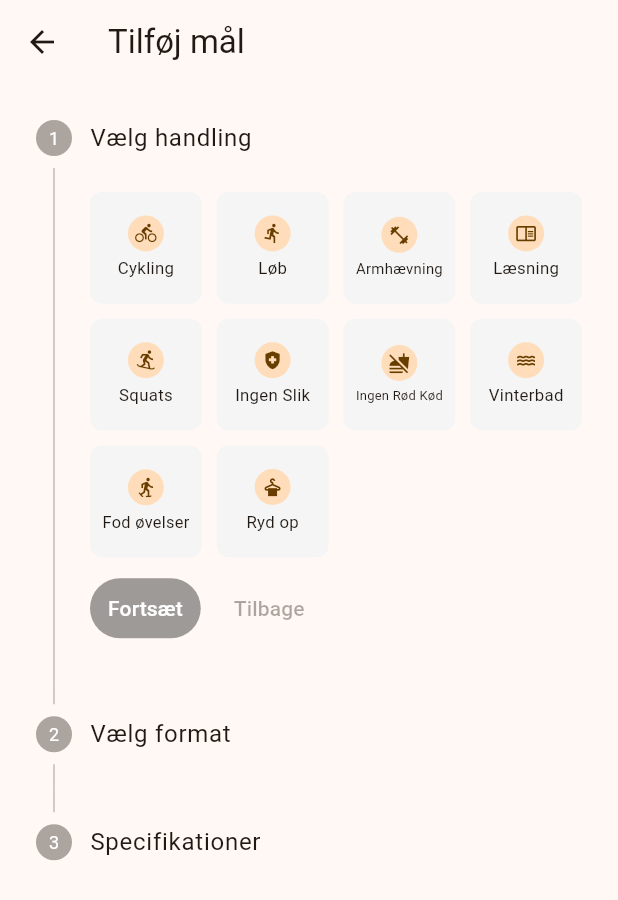
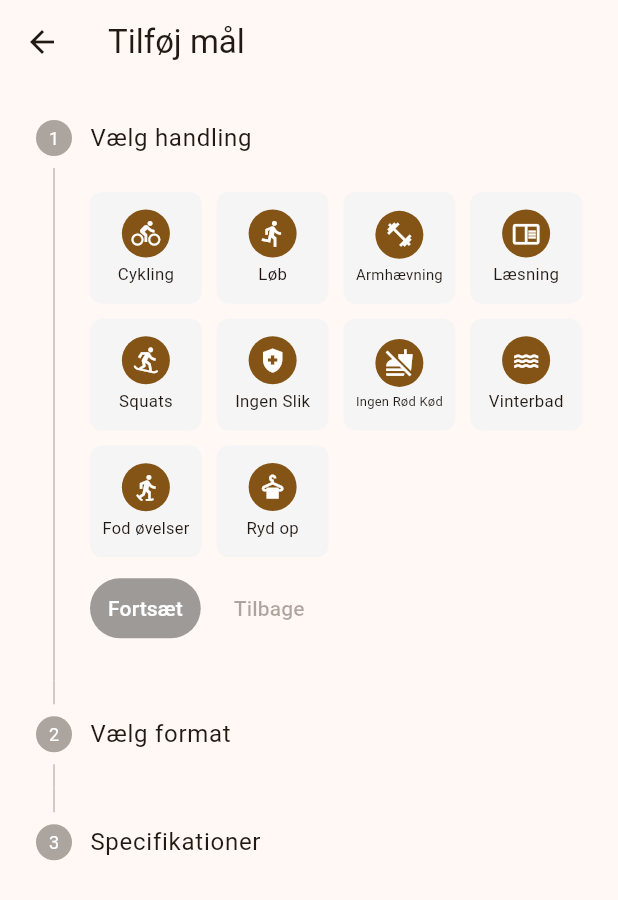
Before and after one commit to toke-dk/productivity_app, a Flutter app: the AddGoalPage screen opened directly with empty values, on a phone screen of 412 x 824 dp. Shown: the top 900 px of the screen. Run offline on Flutter 3.47's test engine with Material 3 defaults, Android fonts, the phone set to English and light mode, and no system bars; our stand-ins replace fl_chart, flutter_animate, font_awesome_flutter, gap, percent_indicator, shared_preferences and 3 more; missing offline and left inert: animated_digit; accounts and stored records are empty.

Commit message:
changed the colors a bit

```diff
--- a/lib/pages/add_goal/add_goal_page.dart
+++ b/lib/pages/add_goal/add_goal_page.dart
@@ -56,9 +56,10 @@ class _AddGoalPageState extends State<AddGoalPage> {
     return false;
   }
 
-  DateTime _firstDateOption = DateTime(DateTime.now().year - 10,DateTime.now().month, DateTime.now().day);
-  DateTime _lastDateOption = DateTime(DateTime.now().year + 10,DateTime.now().month, DateTime.now().day);
-
+  DateTime _firstDateOption = DateTime(
+      DateTime.now().year - 10, DateTime.now().month, DateTime.now().day);
+  DateTime _lastDateOption = DateTime(
+      DateTime.now().year + 10, DateTime.now().month, DateTime.now().day);
 
   List<Step> _steps() => [
         Step(
@@ -396,9 +397,7 @@ class _AddGoalPageState extends State<AddGoalPage> {
 
 class _FormatBox extends StatelessWidget {
   const _FormatBox(
-      {this.selected = false,
-      required this.format,
-      required this.onTap});
+      {this.selected = false, required this.format, required this.onTap});
 
   final GoalTypeFormats format;
   final bool selected;
@@ -413,21 +412,20 @@ class _FormatBox extends StatelessWidget {
         width: 110,
         height: 150,
         decoration: BoxDecoration(
-            border: selected ? Border.all(color: Colors.blue) : null,
+            border: selected
+                ? Border.all(color: Theme.of(context).colorScheme.primary)
+                : null,
             borderRadius: BorderRadius.circular(15),
             color: Colors.grey[100]),
         child: Stack(
           children: [
             Center(
                 child: format == GoalTypeFormats.typing
-                    ? Icon(
-                        Icons.onetwothree,
-                        size: 30,
-                      )
-                    : Icon(
-                        Icons.check_circle,
+                    ? Icon(Icons.onetwothree,
+                        size: 30, color: Theme.of(context).colorScheme.primary)
+                    : Icon(Icons.check_circle,
                         size: 50,
-                      )),
+                        color: Theme.of(context).colorScheme.primary)),
             Positioned(
                 left: 0,
                 right: 0,
@@ -437,6 +435,8 @@ class _FormatBox extends StatelessWidget {
                         ? "Indtastning"
                         : "Afkrydsning",
                     textAlign: TextAlign.center,
+                    style:
+                        TextStyle(color: Theme.of(context).colorScheme.primary),
                   ),
                 ))
           ],
--- a/lib/shared/allActionTypes.dart
+++ b/lib/shared/allActionTypes.dart
@@ -6,34 +6,68 @@ final List<ActionType> kAllActionTypes = [
   ActionType(
       name: "Cykling",
       possibleUnits: [Units.kilometer, Units.hours, Units.minutes],
-      image: const Icon(Icons.directions_bike_outlined)),
+      image: const Icon(
+        Icons.directions_bike_outlined,
+        color: Colors.white,
+      )),
   ActionType(
       name: "Løb",
       possibleUnits: [Units.kilometer, Units.hours, Units.minutes],
-      image: const Icon(Icons.directions_run)),
+      image: const Icon(
+        Icons.directions_run,
+        color: Colors.white,
+      )),
   ActionType(
       name: "Armhævning",
       possibleUnits: [Units.unitLess],
-      image: const Icon(Icons.fitness_center)),
+      image: const Icon(
+        Icons.fitness_center,
+        color: Colors.white,
+      )),
   ActionType(
       name: "Læsning",
       possibleUnits: [Units.minutes, Units.hours],
-      image: const Icon(Icons.chrome_reader_mode_outlined)),
+      image: const Icon(
+        Icons.chrome_reader_mode_outlined,
+        color: Colors.white,
+      )),
   ActionType(
       name: "Squats",
       possibleUnits: [Units.unitLess],
-      image: const Icon(Icons.snowboarding)),
+      image: const Icon(
+        Icons.snowboarding,
+        color: Colors.white,
+      )),
   ActionType(
       asActivity: false,
       name: "Ingen Slik",
-      image: const Icon(Icons.health_and_safety)),
+      image: const Icon(
+        Icons.health_and_safety,
+        color: Colors.white,
+      )),
   ActionType(
       asActivity: false,
       name: "Ingen Rød Kød",
-      image: const Icon(Icons.no_food)),
-  ActionType(name: "Vinterbad", image: Icon(Icons.water), asActivity: false),
+      image: const Icon(Icons.no_food, color: Colors.white,)),
   ActionType(
-      name: "Fod øvelser", image: Icon(Icons.snowshoeing), asActivity: false),
+      name: "Vinterbad",
+      image: Icon(
+        Icons.water,
+        color: Colors.white,
+      ),
+      asActivity: false),
   ActionType(
-      name: "Ryd op", image: Icon(Icons.dry_cleaning), asActivity: false),
+      name: "Fod øvelser",
+      image: Icon(
+        Icons.snowshoeing,
+        color: Colors.white,
+      ),
+      asActivity: false),
+  ActionType(
+      name: "Ryd op",
+      image: Icon(
+        Icons.dry_cleaning,
+        color: Colors.white,
+      ),
+      asActivity: false),
 ];
--- a/lib/shared/widgets/activity_card.dart
+++ b/lib/shared/widgets/activity_card.dart
@@ -29,7 +29,7 @@ class ActivityCard extends StatelessWidget {
             boxShadow: hasShadow ? [kMyThemedBoxShadow] : [],
             color: Colors.grey[100],
             borderRadius: BorderRadius.circular(8),
-            border: selected ? Border.all(color: Colors.blue) : Border.all(color: Colors.transparent),
+            border: selected ? Border.all(color: Theme.of(context).colorScheme.primary) : Border.all(color: Colors.transparent),
           ),
           child: DisplayActionType(
             dense: dense,
--- a/lib/widgets/display_activity_type.dart
+++ b/lib/widgets/display_activity_type.dart
@@ -21,7 +21,8 @@ class DisplayActionType extends StatelessWidget {
     List<Widget> childrenToDisplay = [
       /// [AspectRatio] shows the size of the widget compared to its parent
       CircleAvatar(
-        radius: 15,
+        backgroundColor: Theme.of(context).colorScheme.primary,
+        radius: 20,
         child: FittedBox(
             child: Padding(
           padding: const EdgeInsets.all(8.0),
```
Also changed, not shown: 1 other file.
